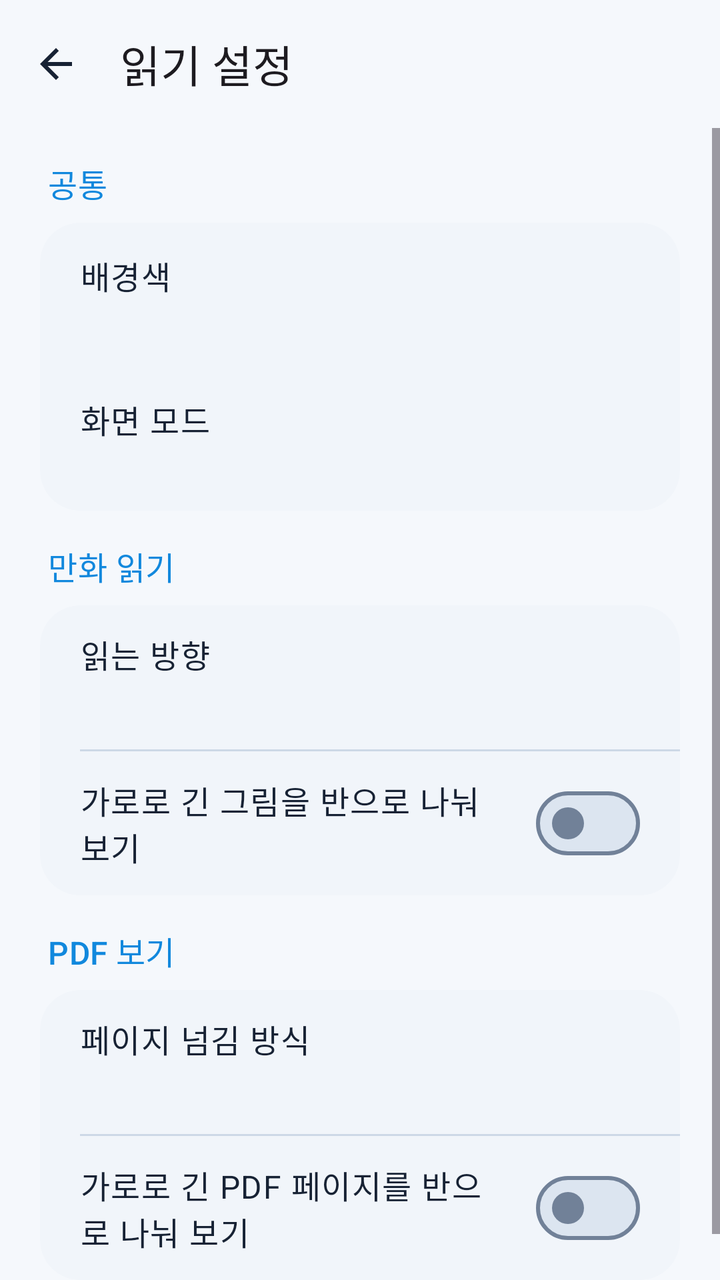
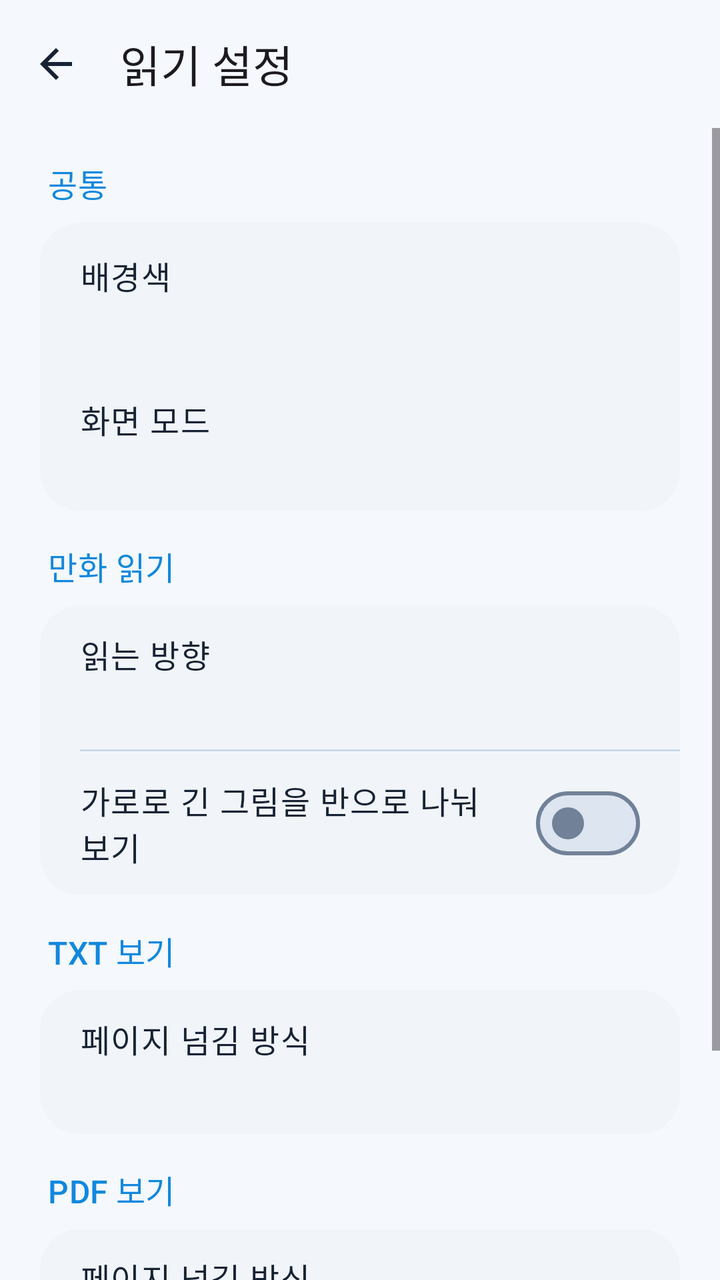

Before-and-after screenshots of an Android layout around one commit, followed by the original layout XML and the change that was made.
<!-- AndroidManifest.xml: application theme Theme.WaterView -->
<!-- res/layout/activity_settings.xml -->
<?xml version="1.0" encoding="utf-8"?>
<LinearLayout xmlns:android="http://schemas.android.com/apk/res/android"
    xmlns:app="http://schemas.android.com/apk/res-auto"
    android:id="@+id/settingsRoot"
    android:layout_width="match_parent"
    android:layout_height="match_parent"
    android:orientation="vertical"
    android:background="?attr/colorSurface">

    <com.google.android.material.appbar.MaterialToolbar
        android:id="@+id/settingsToolbar"
        android:layout_width="match_parent"
        android:layout_height="?attr/actionBarSize"
        android:background="?attr/colorSurface"
        app:navigationIcon="@drawable/ic_back"
        app:navigationContentDescription="@string/back"
        app:title="@string/reading_settings"
        app:titleTextAppearance="?attr/textAppearanceTitleLarge" />

    <ScrollView
        android:layout_width="match_parent"
        android:layout_height="0dp"
        android:layout_weight="1"
        android:fillViewport="true">

        <LinearLayout
            android:layout_width="match_parent"
            android:layout_height="wrap_content"
            android:orientation="vertical"
            android:paddingStart="20dp"
            android:paddingTop="16dp"
            android:paddingEnd="20dp"
            android:paddingBottom="24dp">

            <TextView
                android:layout_width="match_parent"
                android:layout_height="wrap_content"
                android:paddingStart="4dp"
                android:paddingBottom="8dp"
                android:text="@string/common_settings"
                android:textAppearance="?attr/textAppearanceTitleMedium"
                android:textColor="?attr/colorPrimary" />

            <com.google.android.material.card.MaterialCardView
                android:layout_width="match_parent"
                android:layout_height="wrap_content"
                android:layout_marginBottom="16dp"
                app:cardBackgroundColor="?attr/colorSurfaceContainerLow"
                app:cardCornerRadius="20dp"
                app:strokeWidth="0dp">

                <LinearLayout
                    android:layout_width="match_parent"
                    android:layout_height="wrap_content"
                    android:orientation="vertical">

                    <LinearLayout
                        android:id="@+id/groundRow"
                        android:layout_width="match_parent"
                        android:layout_height="wrap_content"
                        android:background="?attr/selectableItemBackground"
                        android:clickable="true"
                        android:focusable="true"
                        android:gravity="center_vertical"
                        android:minHeight="72dp"
                        android:orientation="vertical"
                        android:paddingStart="20dp"
                        android:paddingTop="12dp"
                        android:paddingEnd="20dp"
                        android:paddingBottom="12dp">
                        <TextView
                            android:layout_width="match_parent"
                            android:layout_height="wrap_content"
                            android:text="@string/ground_title"
                            android:textAppearance="?attr/textAppearanceBodyLarge"
                            android:textColor="?attr/colorOnSurface" />
                        <TextView
                            android:id="@+id/groundValue"
                            android:layout_width="match_parent"
                            android:layout_height="wrap_content"
                            android:textAppearance="?attr/textAppearanceBodyMedium"
                            android:textColor="?attr/colorOnSurfaceVariant" />
                    </LinearLayout>

                    <LinearLayout
                        android:id="@+id/themeRow"
                        android:layout_width="match_parent"
                        android:layout_height="wrap_content"
                        android:background="?attr/selectableItemBackground"
                        android:clickable="true"
                        android:focusable="true"
                        android:gravity="center_vertical"
                        android:minHeight="72dp"
                        android:orientation="vertical"
                        android:paddingStart="20dp"
                        android:paddingTop="12dp"
                        android:paddingEnd="20dp"
                        android:paddingBottom="12dp">
                        <TextView
                            android:layout_width="match_parent"
                            android:layout_height="wrap_content"
                            android:text="@string/theme_title"
                            android:textAppearance="?attr/textAppearanceBodyLarge"
                            android:textColor="?attr/colorOnSurface" />
                        <TextView
                            android:id="@+id/themeValue"
                            android:layout_width="match_parent"
                            android:layout_height="wrap_content"
                            android:textAppearance="?attr/textAppearanceBodyMedium"
                            android:textColor="?attr/colorOnSurfaceVariant" />
                    </LinearLayout>
                </LinearLayout>
            </com.google.android.material.card.MaterialCardView>


            <TextView
                android:layout_width="match_parent"
                android:layout_height="wrap_content"
                android:paddingStart="4dp"
                android:paddingBottom="8dp"
                android:text="@string/manga_settings"
                android:textAppearance="?attr/textAppearanceTitleMedium"
                android:textColor="?attr/colorPrimary" />

            <com.google.android.material.card.MaterialCardView
                android:layout_width="match_parent"
                android:layout_height="wrap_content"
                android:layout_marginBottom="16dp"
                app:cardBackgroundColor="?attr/colorSurfaceContainerLow"
                app:cardCornerRadius="20dp"
                app:strokeWidth="0dp">

                <LinearLayout
                    android:layout_width="match_parent"
                    android:layout_height="wrap_content"
                    android:orientation="vertical">

                    <LinearLayout
                        android:id="@+id/mangaDirectionRow"
                        android:layout_width="match_parent"
                        android:layout_height="wrap_content"
                        android:background="?attr/selectableItemBackground"
                        android:clickable="true"
                        android:focusable="true"
                        android:gravity="center_vertical"
                        android:minHeight="72dp"
                        android:orientation="vertical"
                        android:paddingStart="20dp"
                        android:paddingTop="12dp"
                        android:paddingEnd="20dp"
                        android:paddingBottom="12dp">
                        <TextView
                            android:layout_width="match_parent"
                            android:layout_height="wrap_content"
                            android:text="@string/manga_direction_title"
                            android:textAppearance="?attr/textAppearanceBodyLarge"
                            android:textColor="?attr/colorOnSurface" />
                        <TextView
                            android:id="@+id/mangaDirectionValue"
                            android:layout_width="match_parent"
                            android:layout_height="wrap_content"
                            android:paddingTop="4dp"
                            android:textAppearance="?attr/textAppearanceBodyMedium"
                            android:textColor="?attr/colorOnSurfaceVariant" />
                    </LinearLayout>

                    <View
                        android:layout_width="match_parent"
                        android:layout_height="1dp"
                        android:layout_marginStart="20dp"
                        android:background="?attr/colorOutlineVariant" />

                    <com.google.android.material.materialswitch.MaterialSwitch
                        android:id="@+id/splitWidePagesSwitch"
                        android:layout_width="match_parent"
                        android:layout_height="wrap_content"
                        android:minHeight="72dp"
                        android:paddingStart="20dp"
                        android:paddingEnd="20dp"
                        android:text="@string/split_wide_pages"
                        android:textAppearance="?attr/textAppearanceBodyLarge"
                        android:textColor="?attr/colorOnSurface" />

                </LinearLayout>
            </com.google.android.material.card.MaterialCardView>

            <TextView
                android:layout_width="match_parent"
                android:layout_height="wrap_content"
                android:paddingStart="4dp"
                android:paddingBottom="8dp"
                android:text="@string/pdf_settings"
                android:textAppearance="?attr/textAppearanceTitleMedium"
                android:textColor="?attr/colorPrimary" />

            <com.google.android.material.card.MaterialCardView
                android:layout_width="match_parent"
                android:layout_height="wrap_content"
                app:cardBackgroundColor="?attr/colorSurfaceContainerLow"
                app:cardCornerRadius="20dp"
                app:strokeWidth="0dp">
                <LinearLayout
                    android:layout_width="match_parent"
                    android:layout_height="wrap_content"
                    android:orientation="vertical">
                    <LinearLayout
                        android:id="@+id/pdfReadingModeRow"
                        android:layout_width="match_parent"
                        android:layout_height="wrap_content"
                        android:background="?attr/selectableItemBackground"
                        android:clickable="true"
                        android:focusable="true"
                        android:gravity="center_vertical"
                        android:minHeight="72dp"
                        android:orientation="vertical"
                        android:paddingStart="20dp"
                        android:paddingTop="12dp"
                        android:paddingEnd="20dp"
                        android:paddingBottom="12dp">
                        <TextView
                            android:layout_width="match_parent"
                            android:layout_height="wrap_content"
                            android:text="@string/pdf_reading_mode"
                            android:textAppearance="?attr/textAppearanceBodyLarge"
                            android:textColor="?attr/colorOnSurface" />
                        <TextView
                            android:id="@+id/pdfReadingModeValue"
                            android:layout_width="match_parent"
                            android:layout_height="wrap_content"
                            android:paddingTop="4dp"
                            android:textAppearance="?attr/textAppearanceBodyMedium"
                            android:textColor="?attr/colorOnSurfaceVariant" />
                    </LinearLayout>
                    <View
                        android:layout_width="match_parent"
                        android:layout_height="1dp"
                        android:layout_marginStart="20dp"
                        android:background="?attr/colorOutlineVariant" />
                    <com.google.android.material.materialswitch.MaterialSwitch
                        android:id="@+id/pdfSplitWidePagesSwitch"
                        android:layout_width="match_parent"
                        android:layout_height="wrap_content"
                        android:minHeight="72dp"
                        android:paddingStart="20dp"
                        android:paddingEnd="20dp"
                        android:text="@string/pdf_split_wide_pages"
                        android:textAppearance="?attr/textAppearanceBodyLarge"
                        android:textColor="?attr/colorOnSurface" />
                </LinearLayout>
            </com.google.android.material.card.MaterialCardView>

        </LinearLayout>
    </ScrollView>
</LinearLayout>
<!-- resources referenced by this layout -->
<resources>
  <!-- drawable ic_back (drawable) -->
  <?xml version="1.0" encoding="utf-8"?>
  <vector xmlns:android="http://schemas.android.com/apk/res/android"
      android:width="24dp"
      android:height="24dp"
      android:viewportWidth="24"
      android:viewportHeight="24"
      android:tint="?attr/colorOnSurface">
      <path
          android:fillColor="#FF000000"
          android:pathData="M20,11H7.83l5.59,-5.59L12,4l-8,8 8,8 1.41,-1.41L7.83,13H20v-2z" />
  </vector>
  <string name="back">뒤로</string>
  <string name="common_settings">공통</string>
  <string name="ground_title">배경색</string>
  <string name="manga_direction_title">읽는 방향</string>
  <string name="manga_settings">만화 읽기</string>
  <string name="pdf_reading_mode">페이지 넘김 방식</string>
  <string name="pdf_settings">PDF 보기</string>
  <string name="pdf_split_wide_pages">가로로 긴 PDF 페이지를 반으로 나눠 보기</string>
  <string name="reading_settings">읽기 설정</string>
  <string name="split_wide_pages">가로로 긴 그림을 반으로 나눠 보기</string>
  <string name="theme_title">화면 모드</string>
  <color name="waterview_primary">#1188DD</color>
  <color name="waterview_on_primary">#FFFFFF</color>
  <color name="waterview_primary_container">#D8EDFF</color>
  <color name="waterview_on_primary_container">#082E50</color>
  <color name="waterview_secondary">#29486F</color>
  <color name="waterview_on_secondary">#FFFFFF</color>
  <color name="waterview_secondary_container">#DEE9F8</color>
  <color name="waterview_on_secondary_container">#172D49</color>
  <color name="waterview_tertiary">#176D95</color>
  <color name="waterview_on_tertiary">#FFFFFF</color>
  <color name="waterview_tertiary_container">#CDEEFF</color>
  <color name="waterview_on_tertiary_container">#002B3D</color>
  <color name="waterview_error">#BA1A1A</color>
  <color name="waterview_on_error">#FFFFFF</color>
  <color name="waterview_error_container">#F9DEDC</color>
  <color name="waterview_on_error_container">#410E0B</color>
  <color name="waterview_surface">#F5F8FC</color>
  <color name="waterview_on_surface">#172234</color>
  <color name="waterview_surface_variant">#E6EDF6</color>
  <color name="waterview_on_surface_variant">#46566D</color>
  <color name="waterview_surface_container_lowest">#FFFFFF</color>
  <color name="waterview_surface_container_low">#F1F5FA</color>
  <color name="waterview_surface_container">#EAF0F7</color>
  <color name="waterview_surface_container_high">#E4EBF4</color>
  <color name="waterview_surface_container_highest">#DCE5F0</color>
  <color name="waterview_surface_dim">#D5DFEB</color>
  <color name="waterview_surface_bright">#FFFFFF</color>
  <color name="waterview_outline">#718198</color>
  <color name="waterview_outline_variant">#CDD8E6</color>
  <color name="waterview_inverse_surface">#25344A</color>
  <color name="waterview_inverse_on_surface">#EDF3FC</color>
  <color name="waterview_inverse_primary">#62BAEE</color>
  <!-- unchanged entries left out for length: 1 -->
</resources>

<!-- the commit's change to res/layout/activity_settings.xml (unified diff, before → after) -->
@@ -189,6 +189,59 @@
                 android:layout_height="wrap_content"
                 android:paddingStart="4dp"
                 android:paddingBottom="8dp"
+                android:text="@string/text_settings"
+                android:textAppearance="?attr/textAppearanceTitleMedium"
+                android:textColor="?attr/colorPrimary" />
+
+            <com.google.android.material.card.MaterialCardView
+                android:layout_width="match_parent"
+                android:layout_height="wrap_content"
+                android:layout_marginBottom="16dp"
+                app:cardBackgroundColor="?attr/colorSurfaceContainerLow"
+                app:cardCornerRadius="20dp"
+                app:strokeWidth="0dp">
+
+                <LinearLayout
+                    android:layout_width="match_parent"
+                    android:layout_height="wrap_content"
+                    android:orientation="vertical">
+
+                    <LinearLayout
+                        android:id="@+id/textReadingModeRow"
+                        android:layout_width="match_parent"
+                        android:layout_height="wrap_content"
+                        android:background="?attr/selectableItemBackground"
+                        android:clickable="true"
+                        android:focusable="true"
+                        android:gravity="center_vertical"
+                        android:minHeight="72dp"
+                        android:orientation="vertical"
+                        android:paddingStart="20dp"
+                        android:paddingTop="12dp"
+                        android:paddingEnd="20dp"
+                        android:paddingBottom="12dp">
+                        <TextView
+                            android:layout_width="match_parent"
+                            android:layout_height="wrap_content"
+                            android:text="@string/text_reading_mode"
+                            android:textAppearance="?attr/textAppearanceBodyLarge"
+                            android:textColor="?attr/colorOnSurface" />
+                        <TextView
+                            android:id="@+id/textReadingModeValue"
+                            android:layout_width="match_parent"
+                            android:layout_height="wrap_content"
+                            android:paddingTop="4dp"
+                            android:textAppearance="?attr/textAppearanceBodyMedium"
+                            android:textColor="?attr/colorOnSurfaceVariant" />
+                    </LinearLayout>
+                </LinearLayout>
+            </com.google.android.material.card.MaterialCardView>
+
+            <TextView
+                android:layout_width="match_parent"
+                android:layout_height="wrap_content"
+                android:paddingStart="4dp"
+                android:paddingBottom="8dp"
                 android:text="@string/pdf_settings"
                 android:textAppearance="?attr/textAppearanceTitleMedium"
                 android:textColor="?attr/colorPrimary" />
<!-- resource entries referenced after the edit -->
@@ -22,6 +22,8 @@
   <string name="pdf_split_wide_pages">가로로 긴 PDF 페이지를 반으로 나눠 보기</string>
   <string name="reading_settings">읽기 설정</string>
   <string name="split_wide_pages">가로로 긴 그림을 반으로 나눠 보기</string>
+  <string name="text_reading_mode">페이지 넘김 방식</string>
+  <string name="text_settings">TXT 보기</string>
   <string name="theme_title">화면 모드</string>
   <color name="waterview_primary">#1188DD</color>
   <color name="waterview_on_primary">#FFFFFF</color>
